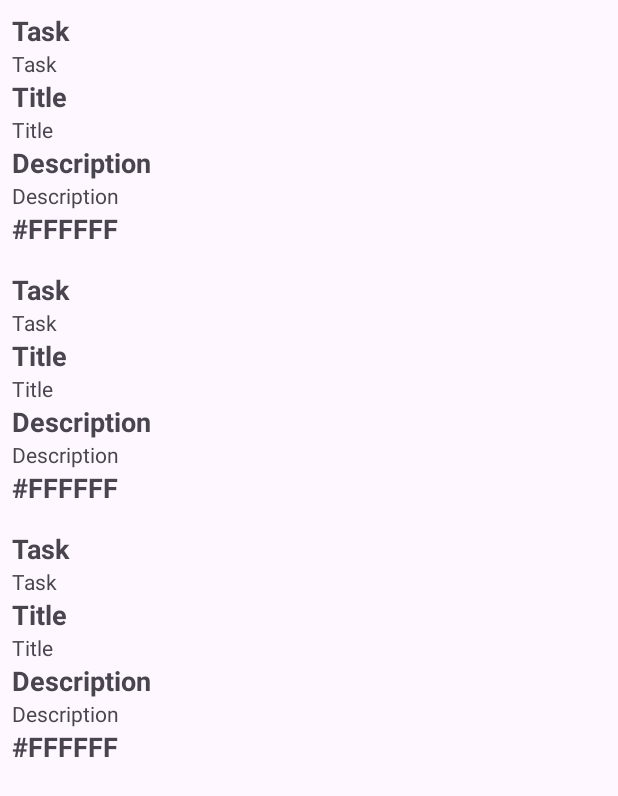
After one commit to ljmarinscull/Baubuddy, an Android app: the layout fragment_home.xml on its own in the app's theme, with its tools: preview values and no code run, on a phone screen of 412 x 824 dp. The commit adds this screen. Shown: the top 796 px of the screen. Run offline under Robolectric (Android 15) with nearby library versions, the phone set to English and light mode, and no system bars.

Commit message:
Adding home screen

```diff
--- /dev/null
+++ b/app/src/main/res/layout/fragment_home.xml
@@ -0,0 +1,14 @@
+<?xml version="1.0" encoding="utf-8"?>
+<androidx.swiperefreshlayout.widget.SwipeRefreshLayout
+    xmlns:android="http://schemas.android.com/apk/res/android"
+    xmlns:tools="http://schemas.android.com/tools"
+    android:id="@+id/swipeRefreshLayout"
+    android:layout_width="match_parent"
+    android:layout_height="match_parent">
+
+    <androidx.recyclerview.widget.RecyclerView
+        android:id="@+id/recyclerView"
+        android:layout_width="match_parent"
+        android:layout_height="match_parent"
+        tools:listitem="@layout/remote_resource_layout"/>
+</androidx.swiperefreshlayout.widget.SwipeRefreshLayout>
--- /dev/null
+++ b/app/src/main/res/layout/remote_resource_layout.xml
@@ -0,0 +1,79 @@
+<?xml version="1.0" encoding="utf-8"?>
+<LinearLayout
+    xmlns:android="http://schemas.android.com/apk/res/android"
+    xmlns:app="http://schemas.android.com/apk/res-auto"
+    xmlns:tools="http://schemas.android.com/tools"
+    android:padding="8dp"
+    android:orientation="vertical"
+    android:layout_width="match_parent"
+    android:layout_height="wrap_content">
+
+    <TextView
+        android:id="@+id/taskLabel"
+        android:layout_width="match_parent"
+        android:layout_height="wrap_content"
+        android:textStyle="bold"
+        android:textAppearance="@style/TextAppearance.AppCompat.Medium"
+        app:layout_constraintEnd_toEndOf="parent"
+        app:layout_constraintStart_toStartOf="parent"
+        app:layout_constraintTop_toTopOf="parent"
+        android:text="@string/task" />
+
+    <TextView
+        android:id="@+id/task"
+        android:layout_width="match_parent"
+        android:layout_height="wrap_content"
+        app:layout_constraintEnd_toEndOf="parent"
+        app:layout_constraintStart_toStartOf="parent"
+        app:layout_constraintTop_toTopOf="parent"
+        tools:text="Task" />
+
+    <TextView
+        android:id="@+id/titleLabel"
+        android:layout_width="match_parent"
+        android:layout_height="wrap_content"
+        android:textStyle="bold"
+        android:textAppearance="@style/TextAppearance.AppCompat.Medium"
+        app:layout_constraintEnd_toEndOf="parent"
+        app:layout_constraintStart_toStartOf="parent"
+        app:layout_constraintTop_toTopOf="parent"
+        android:text="@string/title" />
+    <TextView
+        android:id="@+id/title"
+        android:layout_width="match_parent"
+        android:layout_height="wrap_content"
+        app:layout_constraintEnd_toEndOf="parent"
+        app:layout_constraintStart_toStartOf="parent"
+        app:layout_constraintTop_toTopOf="parent"
+        tools:text="Title" />
+
+    <TextView
+        android:id="@+id/descriptionLabel"
+        android:layout_width="match_parent"
+        android:layout_height="wrap_content"
+        android:textStyle="bold"
+        android:textAppearance="@style/TextAppearance.AppCompat.Medium"
+        app:layout_constraintEnd_toEndOf="parent"
+        app:layout_constraintStart_toStartOf="parent"
+        app:layout_constraintTop_toTopOf="parent"
+        android:text="@string/description" />
+    <TextView
+        android:id="@+id/description"
+        android:layout_width="match_parent"
+        android:layout_height="wrap_content"
+        app:layout_constraintEnd_toEndOf="parent"
+        app:layout_constraintStart_toStartOf="parent"
+        app:layout_constraintTop_toTopOf="parent"
+        tools:text="Description" />
+
+    <TextView
+        android:id="@+id/colorCode"
+        android:layout_width="match_parent"
+        android:layout_height="wrap_content"
+        android:textStyle="bold"
+        android:textAppearance="@style/TextAppearance.AppCompat.Medium"
+        app:layout_constraintEnd_toEndOf="parent"
+        app:layout_constraintStart_toStartOf="parent"
+        app:layout_constraintTop_toTopOf="parent"
+        tools:text="#FFFFFF" />
+</LinearLayout>
--- a/app/src/main/res/values/strings.xml
+++ b/app/src/main/res/values/strings.xml
@@ -6,4 +6,7 @@
     <string name="login">Login</string>
     <string name="user">365</string>
     <string name="pass">1</string>
+    <string name="task">Task</string>
+    <string name="title">Title</string>
+    <string name="description">Description</string>
 </resources>
```
